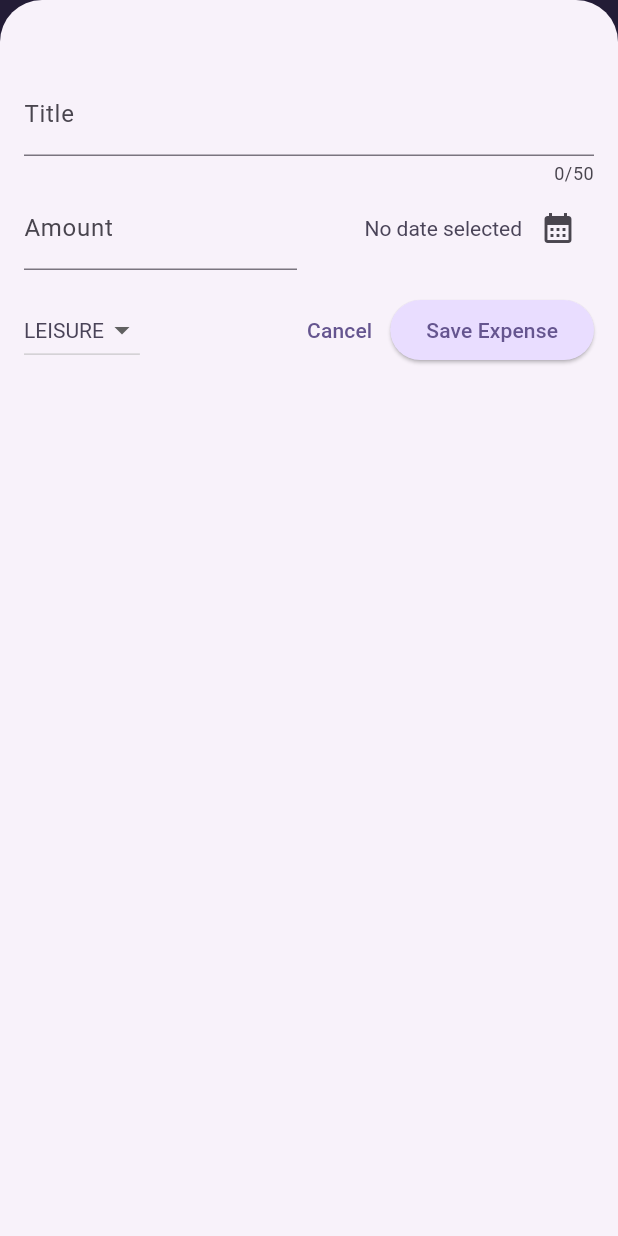
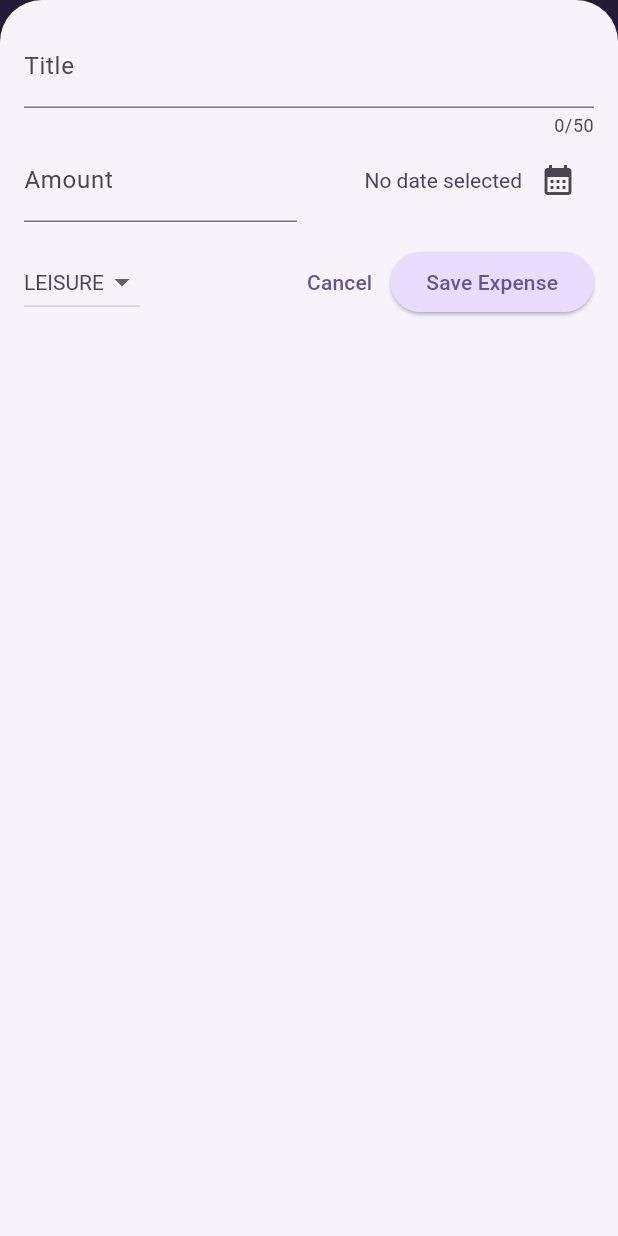
Before and after one commit to dubeyanant/expense_tracker, a Flutter app: the screen it shows after launch, after a tap on the "add" icon, on a phone screen of 412 x 824 dp. Run offline on Flutter 3.47's test engine with Material 3 defaults, Android fonts, the phone set to English and light mode, and no system bars.

Commit message:
feat: :lipstick: add keyboard padding

```diff
--- a/lib/widgets/expenses.dart
+++ b/lib/widgets/expenses.dart
@@ -32,6 +32,7 @@ class _ExpensesState extends State<Expenses> {
 
   void _openAddExpenseOverlay() {
     showModalBottomSheet(
+      // useSafeArea: true,
       isScrollControlled: true,
       context: context,
       builder: (ctx) => NewExpense(
--- a/lib/widgets/new_expense.dart
+++ b/lib/widgets/new_expense.dart
@@ -81,8 +81,13 @@ class _NewExpenseState extends State<NewExpense> {
 
   @override
   Widget build(BuildContext context) {
-    return Padding(
-      padding: const EdgeInsets.fromLTRB(16, 48, 16, 16),
+    final keyboardSpace = MediaQuery.of(context).viewInsets.bottom;
+
+    return SizedBox(
+      height: double.infinity,
+      child: SingleChildScrollView(
+        child: Padding(
+          padding: EdgeInsets.fromLTRB(16, 16, 16, keyboardSpace + 16),
           child: Column(
             children: [
               TextField(
@@ -164,6 +169,8 @@ class _NewExpenseState extends State<NewExpense> {
               ),
             ],
           ),
+        ),
+      ),
     );
   }
 }
```
Lines whose indentation alone changed are shown as unchanged.
